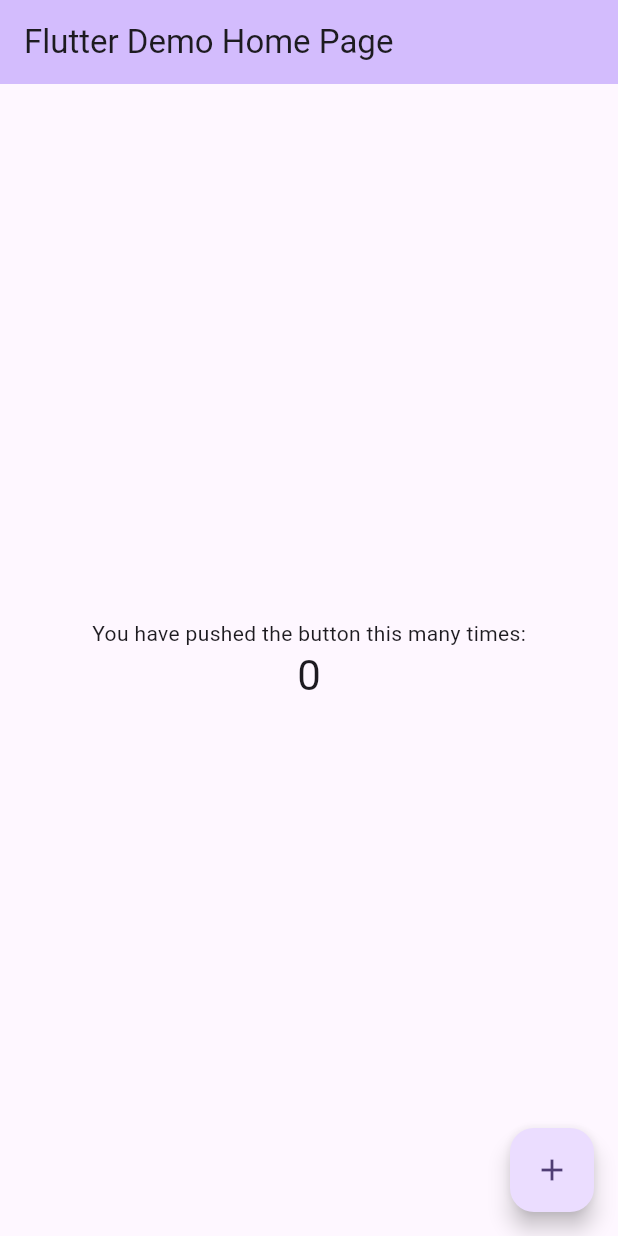
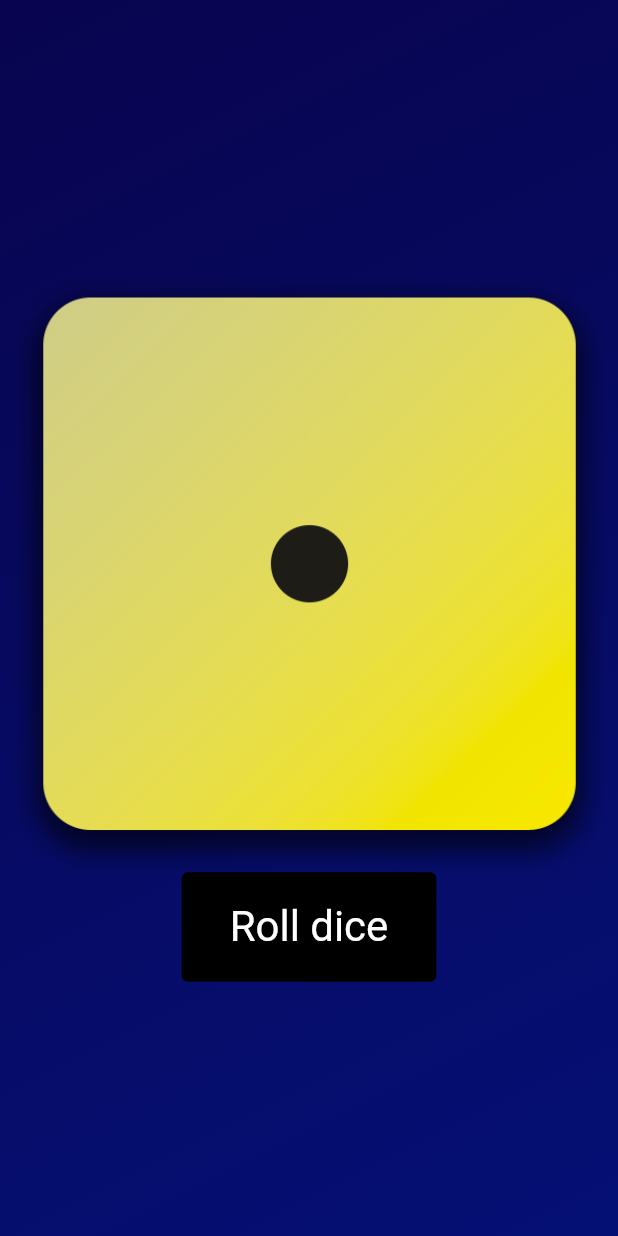
Before and after one commit to ntwari-egide/dice-app-flutter, a Flutter app: the screen it shows after launch, on a phone screen of 412 x 824 dp. Run offline on Flutter 3.47's test engine with Material 2 defaults, Android fonts, the phone set to English and light mode, and no system bars.

Commit message:
feat: implement apps

```diff
--- /dev/null
+++ b/lib/gradient_container.dart
@@ -0,0 +1,58 @@
+// custom widget
+import 'package:app/styled_text.dart';
+import 'package:flutter/material.dart';
+
+// defininga variables
+
+const startAlignment = Alignment.topLeft;
+const endAlignment = Alignment.bottomRight;
+
+class GradientContainer extends StatelessWidget {
+  // defining the constructor
+  // passing props
+  const GradientContainer(this.color1, this.color2, {super.key});
+
+  final Color color1;
+  final Color color2;
+
+  // defining functions
+
+  void rollDice() {}
+
+  @override
+  Widget build(context) {
+    return Container(
+      decoration: BoxDecoration(
+          gradient: LinearGradient(
+        colors: [
+          color1,
+          color2,
+        ],
+        begin: startAlignment,
+        end: endAlignment,
+      )),
+      child: Center(
+        // child: StyledTextContainer("FIFA World Cup 2023"),
+        child: Column(
+          mainAxisSize: MainAxisSize.min,
+          children: [
+            Image.asset('assets/images/dice-1.png'),
+            TextButton(
+              onPressed: rollDice,
+              style: TextButton.styleFrom(
+                  padding: const EdgeInsets.only(left: 32, right: 32, top: 20, bottom: 20, ),
+                  backgroundColor: Colors.black,
+                  foregroundColor: Colors.white,
+                  textStyle: const TextStyle(
+                    fontSize: 28,
+                  )),
+              child: const Text(
+                "Roll dice",
+              ),
+            )
+          ],
+        ),
+      ),
+    );
+  }
+}
--- a/lib/main.dart
+++ b/lib/main.dart
@@ -1,124 +1,17 @@
+import 'package:app/gradient_container.dart';
 import 'package:flutter/material.dart';
 
 void main() {
-  runApp(const MyApp());
+  // main entry point of the flutter app
+  runApp(
+    const MaterialApp(
+    home: Scaffold(
+      // backgroundColor: const Color.fromARGB(255, 238, 163, 52),
+      body: GradientContainer(
+       Color.fromARGB(255, 8, 4, 79),
+       Color.fromARGB(255, 5, 16, 117),
+      )
+      ),
+    ),
+  );
 }
-
-class MyApp extends StatelessWidget {
-  const MyApp({super.key});
-  // This widget is the root of your application.
-  @override
-  Widget build(BuildContext context) {
-    return MaterialApp(
-      title: 'Flutter Demo',
-      theme: ThemeData(
-        // This is the theme of your application.
-        //
-        // TRY THIS: Try running your application with "flutter run". You'll see
-        // the application has a blue toolbar. Then, without quitting the app,
-        // try changing the seedColor in the colorScheme below to Colors.green
-        // and then invoke "hot reload" (save your changes or press the "hot
-        // reload" button in a Flutter-supported IDE, or press "r" if you used
-        // the command line to start the app).
-        //
-        // Notice that the counter didn't reset back to zero; the application
-        // state is not lost during the reload. To reset the state, use hot
-        // restart instead.
-        //
-        // This works for code too, not just values: Most code changes can be
-        // tested with just a hot reload.
-        colorScheme: ColorScheme.fromSeed(seedColor: Colors.deepPurple),
-        useMaterial3: true,
-      ),
-      home: const MyHomePage(title: 'Flutter Demo Home Page'),
-    );
-  }
-}
-
-class MyHomePage extends StatefulWidget {
-  const MyHomePage({super.key, required this.title});
-
-  // This widget is the home page of your application. It is stateful, meaning
-  // that it has a State object (defined below) that contains fields that affect
-  // how it looks.
-
-  // This class is the configuration for the state. It holds the values (in this
-  // case the title) provided by the parent (in this case the App widget) and
-  // used by the build method of the State. Fields in a Widget subclass are
-  // always marked "final".
-
-  final String title;
-
-  @override
-  State<MyHomePage> createState() => _MyHomePageState();
-}
-
-class _MyHomePageState extends State<MyHomePage> {
-  int _counter = 0;
-
-  void _incrementCounter() {
-    setState(() {
-      // This call to setState tells the Flutter framework that something has
-      // changed in this State, which causes it to rerun the build method below
-      // so that the display can reflect the updated values. If we changed
-      // _counter without calling setState(), then the build method would not be
-      // called again, and so nothing would appear to happen.
-      _counter++;
-    });
-  }
-
-  @override
-  Widget build(BuildContext context) {
-    // This method is rerun every time setState is called, for instance as done
-    // by the _incrementCounter method above.
-    //
-    // The Flutter framework has been optimized to make rerunning build methods
-    // fast, so that you can just rebuild anything that needs updating rather
-    // than having to individually change instances of widgets.
-    return Scaffold(
-      appBar: AppBar(
-        // TRY THIS: Try changing the color here to a specific color (to
-        // Colors.amber, perhaps?) and trigger a hot reload to see the AppBar
-        // change color while the other colors stay the same.
-        backgroundColor: Theme.of(context).colorScheme.inversePrimary,
-        // Here we take the value from the MyHomePage object that was created by
-        // the App.build method, and use it to set our appbar title.
-        title: Text(widget.title),
-      ),
-      body: Center(
-        // Center is a layout widget. It takes a single child and positions it
-        // in the middle of the parent.
-        child: Column(
-          // Column is also a layout widget. It takes a list of children and
-          // arranges them vertically. By default, it sizes itself to fit its
-          // children horizontally, and tries to be as tall as its parent.
-          //
-          // Column has various properties to control how it sizes itself and
-          // how it positions its children. Here we use mainAxisAlignment to
-          // center the children vertically; the main axis here is the vertical
-          // axis because Columns are vertical (the cross axis would be
-          // horizontal).
-          //
-          // TRY THIS: Invoke "debug painting" (choose the "Toggle Debug Paint"
-          // action in the IDE, or press "p" in the console), to see the
-          // wireframe for each widget.
-          mainAxisAlignment: MainAxisAlignment.center,
-          children: <Widget>[
-            const Text(
-              'You have pushed the button this many times:',
-            ),
-            Text(
-              '$_counter',
-              style: Theme.of(context).textTheme.headlineMedium,
-            ),
-          ],
-        ),
-      ),
-      floatingActionButton: FloatingActionButton(
-        onPressed: _incrementCounter,
-        tooltip: 'Increment',
-        child: const Icon(Icons.add),
-      ), // This trailing comma makes auto-formatting nicer for build methods.
-    );
-  }
-}
--- /dev/null
+++ b/lib/styled_text.dart
@@ -0,0 +1,20 @@
+import 'package:flutter/material.dart';
+
+class StyledTextContainer extends StatelessWidget {
+  // adding props
+  const StyledTextContainer(this.textContent,{super.key});
+
+  final String textContent;
+
+  @override
+  Widget build(context) {
+    return  Text(
+      textContent,
+      style: const TextStyle(
+        fontSize: 32,
+        color: Colors.white,
+        fontWeight: FontWeight.bold,
+      ),
+    );
+  }
+}
```
Also changed, not shown: pubspec.yaml (+6 -3 lines), assets/images/dice-1.png (added), assets/images/dice-2.png (added), assets/images/dice-3.png (added), assets/images/dice-4.png (added), assets/images/dice-5.png (added), assets/images/dice-6.png (added).
